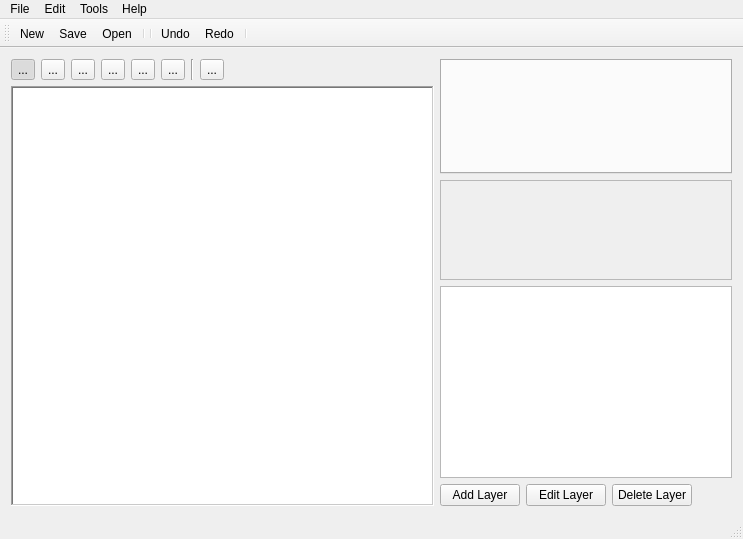
Above: MainWindow.ui from Preece/TGL before the change. Below: the same form after it.
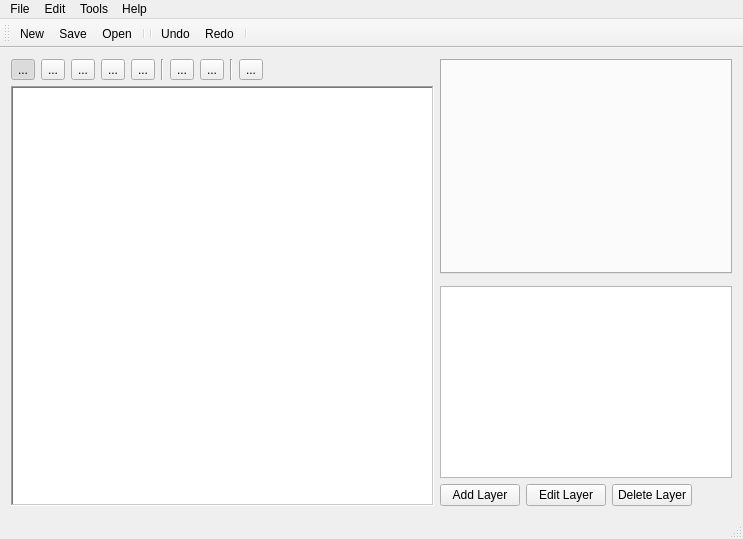
That is the form after the change. Icons and pictures are not drawn. Custom widgets are drawn as their Qt base class.

The edit to the form file:
```diff
--- a/MainWindow.ui
+++ b/MainWindow.ui
@@ -65,23 +65,6 @@
           </attribute>
          </widget>
         </item>
-        <item>
-         <widget class="QToolButton" name="brushTool">
-          <property name="text">
-           <string>...</string>
-          </property>
-          <property name="icon">
-           <iconset resource="Icons.qrc">
-            <normaloff>:/Icons/Icons/brush.png</normaloff>:/Icons/Icons/brush.png</iconset>
-          </property>
-          <property name="checkable">
-           <bool>true</bool>
-          </property>
-          <attribute name="buttonGroup">
-           <string>toolGroup</string>
-          </attribute>
-         </widget>
-        </item>
         <item>
          <widget class="QToolButton" name="bucketTool">
           <property name="text">
@@ -133,6 +116,47 @@
           </attribute>
          </widget>
         </item>
+        <item>
+         <widget class="Line" name="line_2">
+          <property name="orientation">
+           <enum>Qt::Vertical</enum>
+          </property>
+         </widget>
+        </item>
+        <item>
+         <widget class="QToolButton" name="brushTool">
+          <property name="text">
+           <string>...</string>
+          </property>
+          <property name="icon">
+           <iconset resource="Icons.qrc">
+            <normaloff>:/Icons/Icons/brush.png</normaloff>:/Icons/Icons/brush.png</iconset>
+          </property>
+          <property name="checkable">
+           <bool>true</bool>
+          </property>
+          <attribute name="buttonGroup">
+           <string>toolGroup</string>
+          </attribute>
+         </widget>
+        </item>
+        <item>
+         <widget class="QToolButton" name="scatterTool">
+          <property name="text">
+           <string>...</string>
+          </property>
+          <property name="icon">
+           <iconset resource="Icons.qrc">
+            <normaloff>:/Icons/Icons/scatter.png</normaloff>:/Icons/Icons/scatter.png</iconset>
+          </property>
+          <property name="checkable">
+           <bool>true</bool>
+          </property>
+          <attribute name="buttonGroup">
+           <string>toolGroup</string>
+          </attribute>
+         </widget>
+        </item>
         <item>
          <widget class="Line" name="line">
           <property name="orientation">
@@ -234,7 +258,7 @@
         <property name="minimumSize">
          <size>
           <width>0</width>
-          <height>100</height>
+          <height>0</height>
          </size>
         </property>
         <property name="maximumSize">
@@ -244,7 +268,7 @@
          </size>
         </property>
         <property name="frameShape">
-         <enum>QFrame::StyledPanel</enum>
+         <enum>QFrame::Box</enum>
         </property>
         <property name="frameShadow">
          <enum>QFrame::Raised</enum>
```
